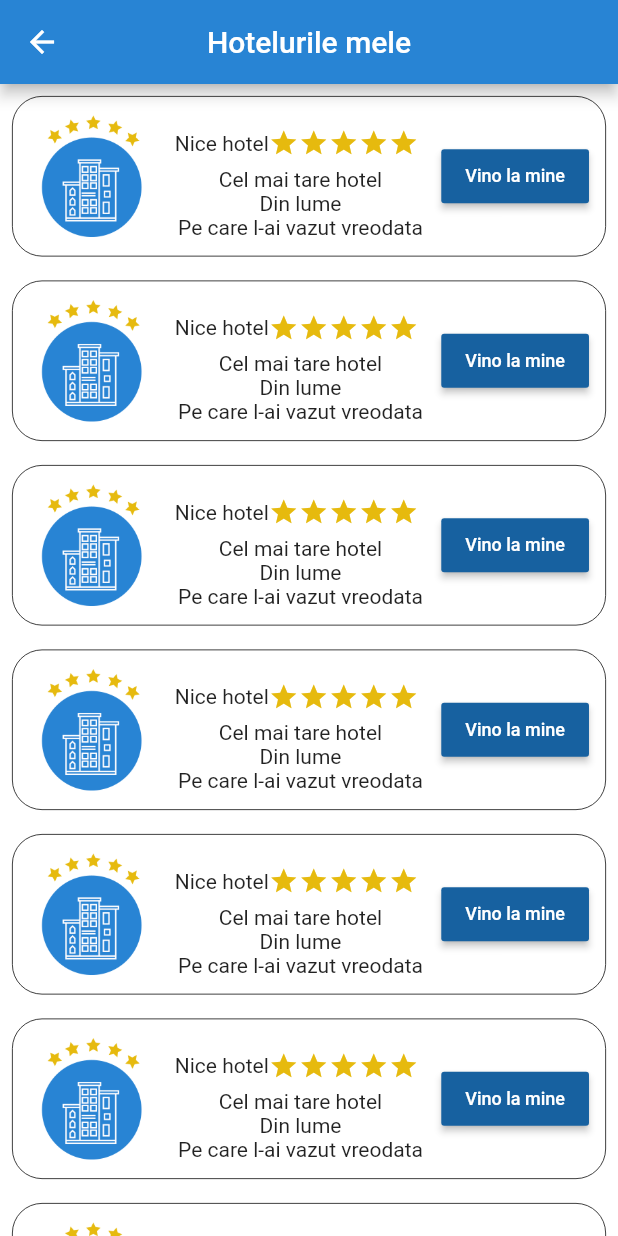
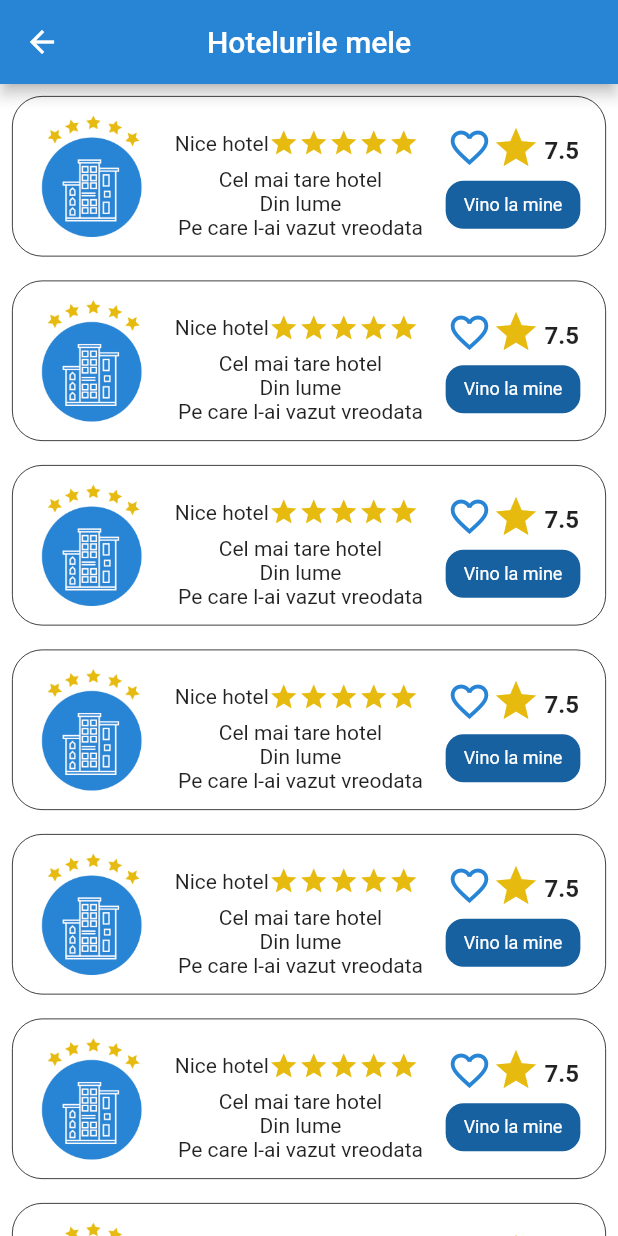
Before and after one commit to AndreiP95/hotelbooking, a Flutter app: the HotelDashboard screen opened by its route, on a phone screen of 412 x 824 dp. Run offline on Flutter 3.47's test engine with Material 2 defaults, Android fonts, the phone set to English and light mode, and no system bars; our stand-ins replace animated_text_kit, firebase_auth, modal_progress_hud, string_validator; missing offline and left inert: dart:html; accounts and stored records are empty.

Commit message:
Added Heart icon and Star rating

```diff
--- a/lib/ui/screens/dashboard.dart
+++ b/lib/ui/screens/dashboard.dart
@@ -2,7 +2,15 @@ import 'package:flutter/cupertino.dart';
 import 'package:flutter/material.dart';
 import 'package:hotelbooking/utils/constants.dart';
 
-class HotelDashboard extends StatelessWidget {
+class HotelDashboard extends StatefulWidget {
+  @override
+  _HotelDashboardState createState() => _HotelDashboardState();
+}
+
+class _HotelDashboardState extends State<HotelDashboard> {
+  IconData myLovelyIcon = Icons.favorite_border;
+  bool favourite = false;
+
   @override
   Widget build(BuildContext context) {
     return Scaffold(
@@ -61,18 +69,60 @@ class HotelDashboard extends StatelessWidget {
                   Text('Pe care l-ai vazut vreodata')
                 ],
               ),
-              Container(
-                decoration:
-                    BoxDecoration(borderRadius: BorderRadius.circular(15)),
-                child: RaisedButton(
-                  child: Text(
-                    'Vino la mine',
-                    style: TextStyle(fontSize: 12, color: Colors.white),
-                  ),
-                  color: Color(kDarkBlue),
-                  onPressed: () {
-                    print('Am fost apasat');
-                  },
+              Expanded(
+                child: Column(
+                  crossAxisAlignment: CrossAxisAlignment.center,
+                  mainAxisAlignment: MainAxisAlignment.center,
+                  children: <Widget>[
+                    Row(
+                      mainAxisAlignment: MainAxisAlignment.center,
+                      children: <Widget>[
+                        GestureDetector(
+                          onTap: changeIcon,
+                          child: Icon(
+                            myLovelyIcon,
+                            size: 30,
+                            color: Color(kLightBlue),
+                          ),
+                        ),
+                        Icon(
+                          Icons.star,
+                          size: 32,
+                          color: Color(kYellow),
+                        ),
+                        SizedBox(
+                          width: 3,
+                        ),
+                        Padding(
+                          padding: EdgeInsets.only(top: 4),
+                          child: Text('7.5', style: TextStyle(
+                            fontSize: 16,
+                            fontWeight: FontWeight.bold
+                          ),),
+                        )
+                      ],
+                    ),
+                    SizedBox(
+                      height: 6,
+                    ),
+                    GestureDetector(
+                      onTap: () {
+                        print('Am fost apasat');
+                      },
+                      child: Container(
+                        padding:
+                            EdgeInsets.symmetric(vertical: 9, horizontal: 12),
+                        decoration: BoxDecoration(
+                          borderRadius: BorderRadius.circular(12),
+                          color: Color(kDarkBlue),
+                        ),
+                        child: Text(
+                          'Vino la mine',
+                          style: TextStyle(fontSize: 12, color: Colors.white),
+                        ),
+                      ),
+                    ),
+                  ],
                 ),
               )
             ],
@@ -90,4 +140,11 @@ class HotelDashboard extends StatelessWidget {
       color: Color(kYellow),
     );
   }
+
+  void changeIcon() {
+    setState(() {
+      myLovelyIcon = favourite ? Icons.favorite_border : Icons.favorite;
+      favourite = !favourite;
+    });
+  }
 }
```
